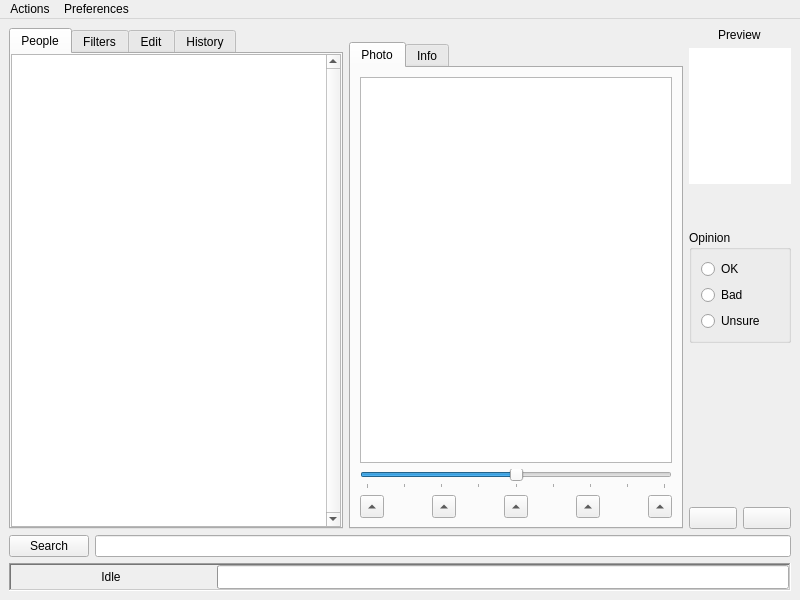
The window that ui/editor.ui (asuffield/ef-editor) describes before a commit, drawn with Qt 5.
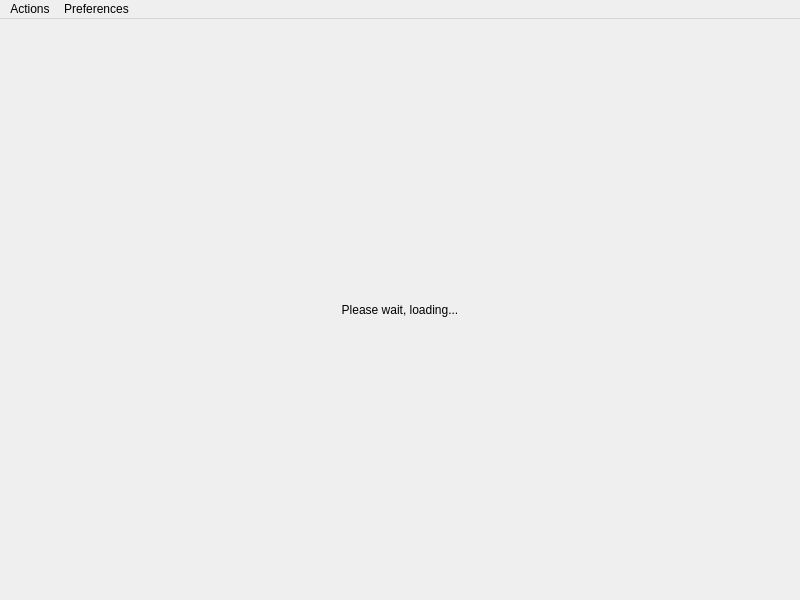
The same window after the commit. The open tabs and pages were chosen to show the change.

```diff
--- a/ui/editor.ui
+++ b/ui/editor.ui
@@ -15,6 +15,16 @@
   </property>
   <widget class="QWidget" name="centralwidget">
    <layout class="QVBoxLayout" name="verticalLayout">
+    <property name="spacing">
+     <number>0</number>
+    </property>
+    <property name="margin">
+     <number>0</number>
+    </property>
+    <item>
+     <widget class="QStackedWidget" name="main_stack">
+      <widget class="QWidget" name="main_widget">
+       <layout class="QVBoxLayout" name="verticalLayout_10">
     <item>
      <layout class="QHBoxLayout" name="horizontalLayout_2">
       <property name="leftMargin">
@@ -1316,6 +1326,27 @@
     </item>
    </layout>
   </widget>
+      <widget class="QWidget" name="loading_stack">
+       <layout class="QVBoxLayout" name="verticalLayout_11">
+        <item>
+         <widget class="QLabel" name="label_14">
+          <property name="text">
+           <string>Please wait, loading...</string>
+          </property>
+          <property name="scaledContents">
+           <bool>false</bool>
+          </property>
+          <property name="alignment">
+           <set>Qt::AlignCenter</set>
+          </property>
+         </widget>
+        </item>
+       </layout>
+      </widget>
+     </widget>
+    </item>
+   </layout>
+  </widget>
   <widget class="QMenuBar" name="menuBar">
    <property name="geometry">
     <rect>
```
Left out of the diff: 67 changed lines with no effect on the pictures. Lines whose indentation alone changed are shown as unchanged.
